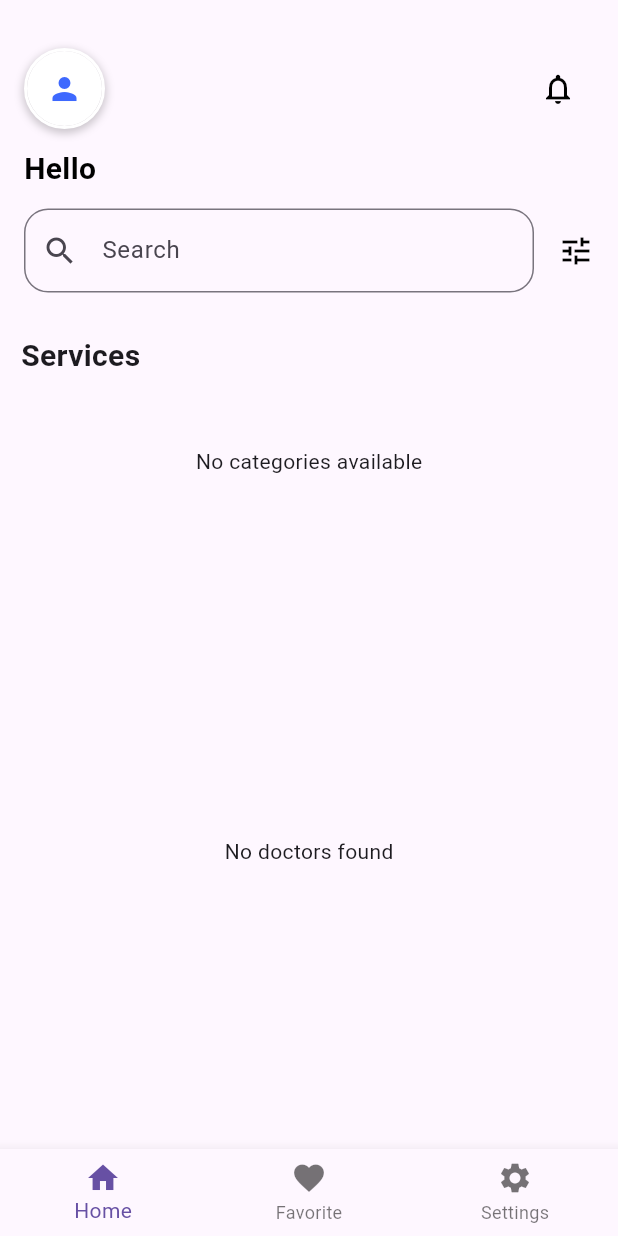
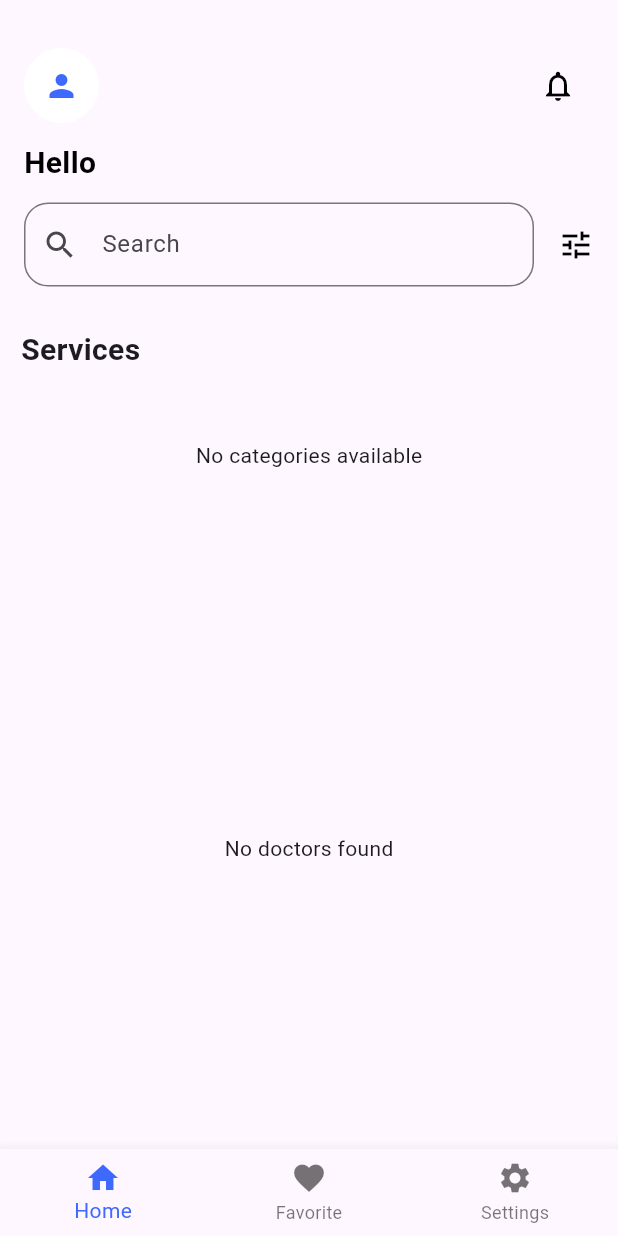
Before and after one commit to AzaKhaled/Medical_Service, a Flutter app: the HomeView screen opened by its route, on a phone screen of 412 x 824 dp. Run offline on Flutter 3.47's test engine with Material 3 defaults, Android fonts, the phone set to English and light mode, and no system bars; our stand-ins replace app_links, bloc, firebase_core, firebase_messaging, flutter_bloc, flutter_local_notifications and 9 more; accounts and stored records are empty.

Commit message:
add changes

```diff
--- a/lib/core/utils/cubit/home_cubit.dart
+++ b/lib/core/utils/cubit/home_cubit.dart
@@ -501,7 +501,7 @@ class HomeCubit extends Cubit<HomeStates> {
       emit(HomeGetAppointmentsSuccessState(appointments));
       return appointments;
     } catch (e) {
-      emit(HomeGetAppointmentsErrorState(e.toString()));
+      emit(HomeGetAppointmentsErrorState('Failed to fetch appointments'));
       debugPrint("❌ Error fetching appointments: $e");
       return [];
     }
--- a/lib/features/home/presentation/views/home_view.dart
+++ b/lib/features/home/presentation/views/home_view.dart
@@ -1,5 +1,6 @@
 import 'package:flutter/material.dart';
 import 'package:flutter_bloc/flutter_bloc.dart';
+import 'package:medical_service_app/core/theme/colors.dart';
 import 'package:medical_service_app/core/utils/cubit/home_cubit.dart';
 import 'package:medical_service_app/core/utils/cubit/home_state.dart';
 
@@ -17,7 +18,9 @@ class HomeView extends StatelessWidget {
             currentIndex: homeCubit.currentIndex,
             onTap: (index) {
               homeCubit.currentIndex = index;
+
             },
+             selectedItemColor: AppColors.primaryColor,
             items: const [
               BottomNavigationBarItem(
                 icon: Icon(Icons.home),
--- a/lib/features/home/presentation/views/widgets/change_password_view.dart
+++ b/lib/features/home/presentation/views/widgets/change_password_view.dart
@@ -1,4 +1,5 @@
 import 'package:flutter/material.dart';
+import 'package:medical_service_app/core/theme/colors.dart';
 import 'package:medical_service_app/core/utils/extensions/context_extension.dart';
 import 'package:supabase_flutter/supabase_flutter.dart';
 
@@ -165,7 +166,7 @@ class _ChangePasswordViewState extends State<ChangePasswordView> {
                 child: ElevatedButton(
                   onPressed: _isLoading ? null : _changePassword,
                   style: ElevatedButton.styleFrom(
-                    backgroundColor: theme.primaryColor,
+                    backgroundColor:AppColors.primaryColor,
                     padding: const EdgeInsets.symmetric(vertical: 14),
                     shape: RoundedRectangleBorder(
                       borderRadius: BorderRadius.circular(12),
--- a/lib/features/home/presentation/views/widgets/header_section.dart
+++ b/lib/features/home/presentation/views/widgets/header_section.dart
@@ -69,27 +69,13 @@ class _HeaderSectionState extends State<HeaderSection> {
               Row(
                 mainAxisAlignment: MainAxisAlignment.spaceBetween,
                 children: [
-                  Container(
-                    decoration: BoxDecoration(
-                      shape: BoxShape.circle,
-                      border: Border.all(color: Colors.white, width: 2),
-                      boxShadow: [
-                        BoxShadow(
-                          color: Colors.black.withValues(alpha: 0.2),
-                          spreadRadius: 1,
-                          blurRadius: 4,
-                          offset: const Offset(0, 2),
-                        ),
-                      ],
-                    ),
-                    child: CircleAvatar(
+                  CircleAvatar(
                     radius: 25,
                     backgroundColor: Colors.white,
                     backgroundImage: _isValidImageUrl(userData.imageUrl)
                         ? NetworkImage(userData.imageUrl!)
                         : null,
-                      onBackgroundImageError:
-                          _isValidImageUrl(userData.imageUrl)
+                    onBackgroundImageError: _isValidImageUrl(userData.imageUrl)
                         ? (_, _) {
                             debugPrint(
                               'Error loading image: ${userData.imageUrl}',
@@ -102,7 +88,6 @@ class _HeaderSectionState extends State<HeaderSection> {
                             color: AppColors.primaryColor,
                           )
                         : null,
-                    ),
                   ),
                   const SizedBox(width: 8),
                   IconButton(
--- a/lib/features/home/presentation/views/widgets/notification_view.dart
+++ b/lib/features/home/presentation/views/widgets/notification_view.dart
@@ -33,7 +33,7 @@ class NotificationsView extends StatelessWidget {
           }
 
           if (notifications.isEmpty) {
-            return const Center(child: Text('لا توجد إشعارات حالياً'));
+            return const Center(child: Text('No notifications found.'));
           }
 
           return RefreshIndicator(
```
Also changed, not shown: lib/features/home/presentation/views/widgets/appointment_view.dart (+12 -5 lines), lib/features/home/presentation/views/widgets/doctor_details_view.dart (+59 -41 lines). Lines whose indentation alone changed are shown as unchanged.
